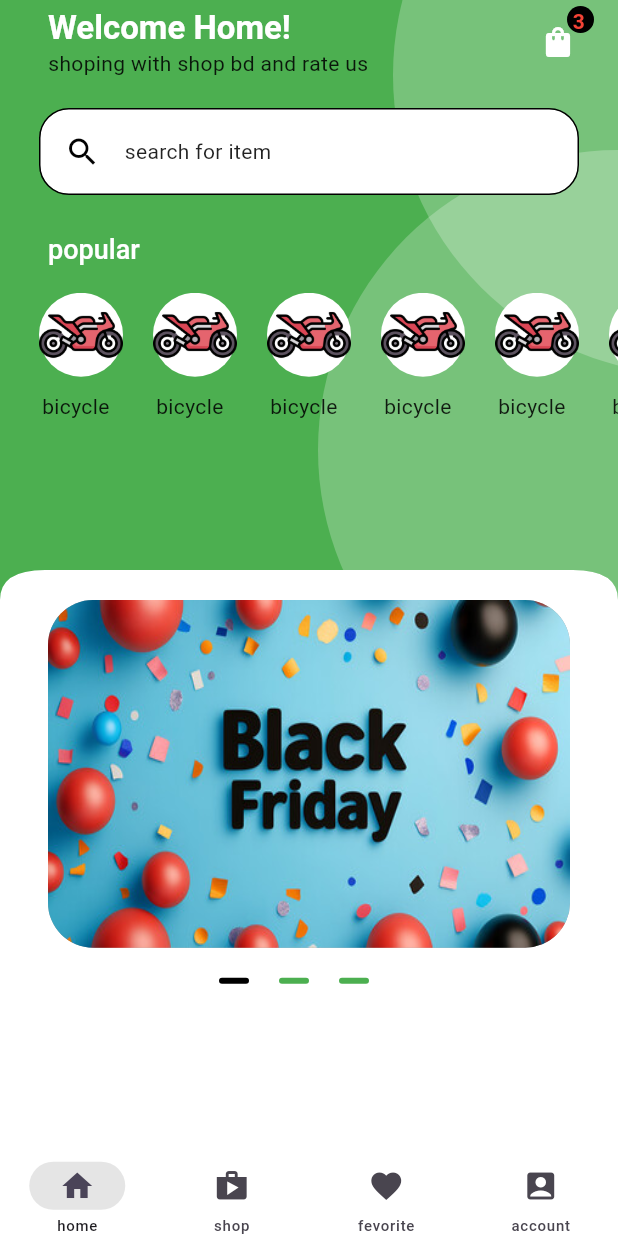
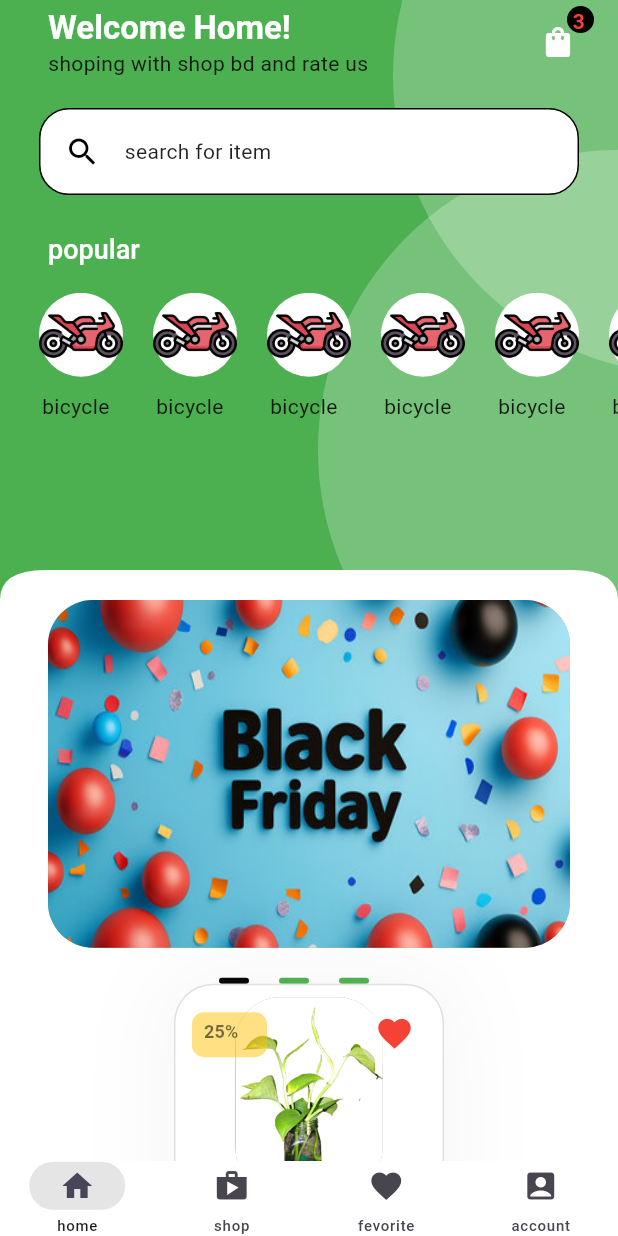
Before and after one commit to hrikhan/shop_bd, a Flutter app: the screen it shows after launch, after a tap on "skip", after a tap on the "arrow circle right" icon, after a tap on "Login", on a phone screen of 412 x 824 dp. Run offline on Flutter 3.47's test engine with Material 3 defaults, Android fonts, the phone set to English and light mode, and no system bars; drawn by our look-alikes of carousel_slider; our stand-ins replace get, smooth_page_indicator.

Commit message:
verticle product card designing

```diff
--- /dev/null
+++ b/lib/common/style/shadow.dart
@@ -0,0 +1,14 @@
+import 'package:flutter/material.dart';
+
+class Shadowstyle {
+  static final verticalproductshadow = BoxShadow(
+      color: Colors.grey.withOpacity(0.1),
+      spreadRadius: 7,
+      blurRadius: 50,
+      offset: Offset(0, 2));
+  static final horizontalproductshadow = BoxShadow(
+      color: Colors.grey.withOpacity(0.1),
+      blurRadius: 50,
+      spreadRadius: 7,
+      offset: Offset(0, 2));
+}
--- a/lib/common/widgets/container/cicular_container.dart
+++ b/lib/common/widgets/container/cicular_container.dart
@@ -9,12 +9,12 @@ class circular_container extends StatelessWidget {
     this.child,
     this.backgroundcolor = Colors.white,
     this.margin,
-    this.padding = 0,
+    this.padding
   });
   final double? height;
   final double? width;
   final EdgeInsets? margin;
-  final double padding;
+  final EdgeInsetsGeometry? padding;
   final double redius;
   final Widget? child;
   final Color backgroundcolor;
@@ -23,9 +23,9 @@ class circular_container extends StatelessWidget {
   Widget build(BuildContext context) {
     return Container(
       margin: margin,
-      width: height,
-      height: width,
-      padding: EdgeInsets.all(padding),
+      width: width,
+      height:   height,
+      padding: padding,
       decoration: BoxDecoration(
           borderRadius: BorderRadius.circular(redius), color: backgroundcolor),
       child: child,
--- /dev/null
+++ b/lib/common/widgets/icon.dart
@@ -0,0 +1,45 @@
+import 'package:flutter/material.dart';
+
+import 'package:shop_bd/utils/helper/helper_funtion.dart';
+
+class cicular_icon extends StatelessWidget {
+  const cicular_icon({
+    super.key,
+    required this.icon,
+    this.height,
+    this.width,
+    this.size = 26,
+    this.color,
+    this.bacgroundcolor,
+    this.onpressed,
+  });
+
+  final IconData icon;
+  final double? height, width, size;
+  final Color? color;
+  final Color? bacgroundcolor;
+  final VoidCallback? onpressed;
+
+  @override
+  Widget build(BuildContext context) {
+    final dark = HelperFunction.isdark(context);
+    return Container(
+        height: height,
+        width: width,
+        decoration: BoxDecoration(
+          color: bacgroundcolor != null
+              ? bacgroundcolor!
+              : dark
+                  ? Colors.black.withOpacity(.5)
+                  : Colors.white.withOpacity(0.4),
+          borderRadius: BorderRadius.circular(100),
+        ),
+        child: IconButton(
+            onPressed: () {},
+            icon: Icon(
+              icon,
+              color: color,
+              size: size,
+            )));
+  }
+}
--- /dev/null
+++ b/lib/common/widgets/product/product_card/product_card_vertical.dart
@@ -0,0 +1,78 @@
+import 'package:flutter/material.dart';
+import 'package:shop_bd/common/style/shadow.dart';
+import 'package:shop_bd/common/widgets/container/cicular_container.dart';
+import 'package:shop_bd/common/widgets/custom_shape/rounded_image.dart';
+import 'package:shop_bd/common/widgets/icon.dart';
+import 'package:shop_bd/common/widgets/reuse_widgets/product_title.dart';
+import 'package:shop_bd/utils/constant/size.dart';
+import 'package:shop_bd/utils/helper/helper_funtion.dart';
+
+class ProductCardVertical extends StatelessWidget {
+  const ProductCardVertical({super.key});
+
+  @override
+  Widget build(BuildContext context) {
+    final dark = HelperFunction.isdark(context);
+    //container with padding,color,edges,radius and shadow
+    return Container(
+      width: 180,
+      padding: EdgeInsets.all(1),
+      decoration: BoxDecoration(
+          boxShadow: [Shadowstyle.horizontalproductshadow],
+          borderRadius: BorderRadius.circular(AppSizes.defaultsize),
+          color: Colors.grey.shade300),
+      child:
+
+          //thumbnill,wishlist,discount tag
+          Column(
+        children: [
+          circular_container(
+            redius: 25,
+            height: 180,
+            padding: const EdgeInsets.all(
+              AppSizes.marginSmall,
+            ),
+            backgroundcolor: dark ? Colors.black87 : Colors.white,
+            child: Stack(
+              children: [
+                rounded_image(
+                  imageurl:
+                      'assets/bannars/WhatsApp Image 2024-11-04 at 14.29.09_5f16a33e.jpg',
+                  applyimageredius: true,
+                ),
+                Positioned(
+                  top: 10,
+                  left: 3,
+                  child: circular_container(
+                    height: 30,
+                    width: 50,
+                    redius: 8,
+                    backgroundcolor: Colors.amber.withOpacity(0.5),
+                    padding: EdgeInsets.symmetric(
+                        horizontal: AppSizes.paddingSmall, vertical: 4),
+                    child: Text(
+                      "25%",
+                      style: Theme.of(context).textTheme.labelLarge,
+                    ),
+                  ),
+                ),
+                //favorite
+                const Positioned(
+                  top: 0,
+                  right: 0,
+                  child: cicular_icon(
+                    icon: Icons.favorite,
+                    color: Colors.red,
+                  ),
+                ),
+                //details
+              ],
+            ),
+          ),
+          //---details
+          const product_title(title: 'Moneyplant Tree',)
+        ],
+      ),
+    );
+  }
+}
--- /dev/null
+++ b/lib/common/widgets/reuse_widgets/product_title.dart
@@ -0,0 +1,42 @@
+import 'package:flutter/material.dart';
+import 'package:shop_bd/utils/constant/size.dart';
+
+class product_title extends StatelessWidget {
+  const product_title({
+    super.key,
+    required this.title,
+    this.smallsize = false,
+    this.maxlines = 2,
+    this.align,
+  });
+  final String title;
+  final bool smallsize;
+  final int maxlines;
+  final TextAlign? align;
+
+  @override
+  Widget build(BuildContext context) {
+    return Padding(
+      padding: EdgeInsets.only(left: AppSizes.marginSmall),
+      child: Column(
+        children: [
+          Text(
+            "Moneyplant tree",
+            style: smallsize
+                ? Theme.of(context)
+                    .textTheme
+                    .bodySmall
+                    ?.apply(color: Colors.black)
+                : Theme.of(context)
+                    .textTheme
+                    .titleSmall
+                    ?.apply(color: Colors.black),
+            overflow: TextOverflow.ellipsis,
+            maxLines: 2,
+            textAlign: TextAlign.left,
+          )
+        ],
+      ),
+    );
+  }
+}
--- a/lib/features/shop/screens/home_screen.dart
+++ b/lib/features/shop/screens/home_screen.dart
@@ -5,6 +5,8 @@ import 'package:shop_bd/common/widgets/container/cicular_container.dart';
 import 'package:shop_bd/common/widgets/container/primary_header_container.dart';
 
 import 'package:shop_bd/common/widgets/custom_shape/rounded_image.dart';
+import 'package:shop_bd/common/widgets/product/product_card/product_card_horizontal.dart';
+import 'package:shop_bd/common/widgets/product/product_card/product_card_vertical.dart';
 import 'package:shop_bd/common/widgets/reuse_widgets/heading_text.dart';
 import 'package:shop_bd/features/authintication/screen/login_screen.dart';
 import 'package:shop_bd/features/shop/screens/home_screen_widget.dart/catagories.dart';
@@ -84,6 +86,8 @@ class HomeScreen extends StatelessWidget {
                     'assets/bannars/WhatsApp Image 2024-11-04 at 14.29.09_5f16a33e.jpg'
                   ],
                 ),
+                //recent product
+                ProductCardVertical()
               ],
             ),
           ],
--- a/lib/features/shop/screens/home_screen_widget.dart/promoSlider.dart
+++ b/lib/features/shop/screens/home_screen_widget.dart/promoSlider.dart
@@ -23,7 +23,6 @@ class promoSlider extends StatelessWidget {
         items: bannars
             .map((url) => rounded_image(
                   imageurl: url,
-
                 ))
             .toList(),
         options: CarouselOptions(
@@ -43,8 +42,8 @@ class promoSlider extends StatelessWidget {
             children: [
               for (int i = 0; i < 3; i++)
                 circular_container(
-                    height: 20,
-                    width: 4,
+                    height: 4,
+                    width: 20,
                     backgroundcolor:
                         controllar.carosal_slider_current_index.value == i
                             ? Colors.black
```
Also changed, not shown: lib/common/widgets/product/product_card/product_card_horizontal.dart (added), lib/common/widgets/product/product_cart.dart (added).
